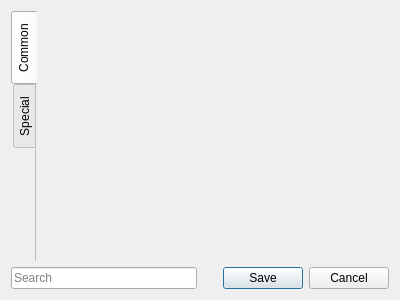
Qt form columnsdialog.ui (Kuszki/EW-Database) before a commit.
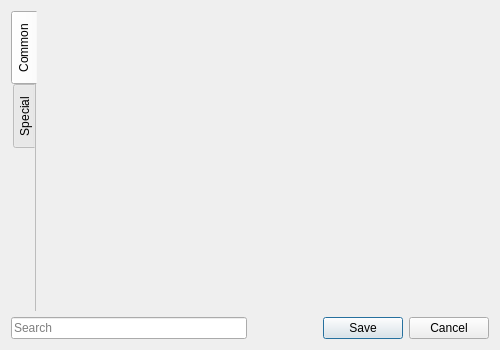
The same form after that commit. Icons and pictures are not drawn.

The edit to the form file:
```diff
--- a/columnsdialog.ui
+++ b/columnsdialog.ui
@@ -6,8 +6,8 @@
    <rect>
     <x>0</x>
     <y>0</y>
-    <width>400</width>
-    <height>300</height>
+    <width>500</width>
+    <height>350</height>
    </rect>
   </property>
   <property name="windowTitle">
@@ -50,8 +50,8 @@
            <rect>
             <x>0</x>
             <y>0</y>
-            <width>332</width>
-            <height>230</height>
+            <width>432</width>
+            <height>280</height>
            </rect>
           </property>
           <layout class="QVBoxLayout" name="commonLayout"/>
```
Left out of the diff: 4 changed lines with no effect on the pictures.
